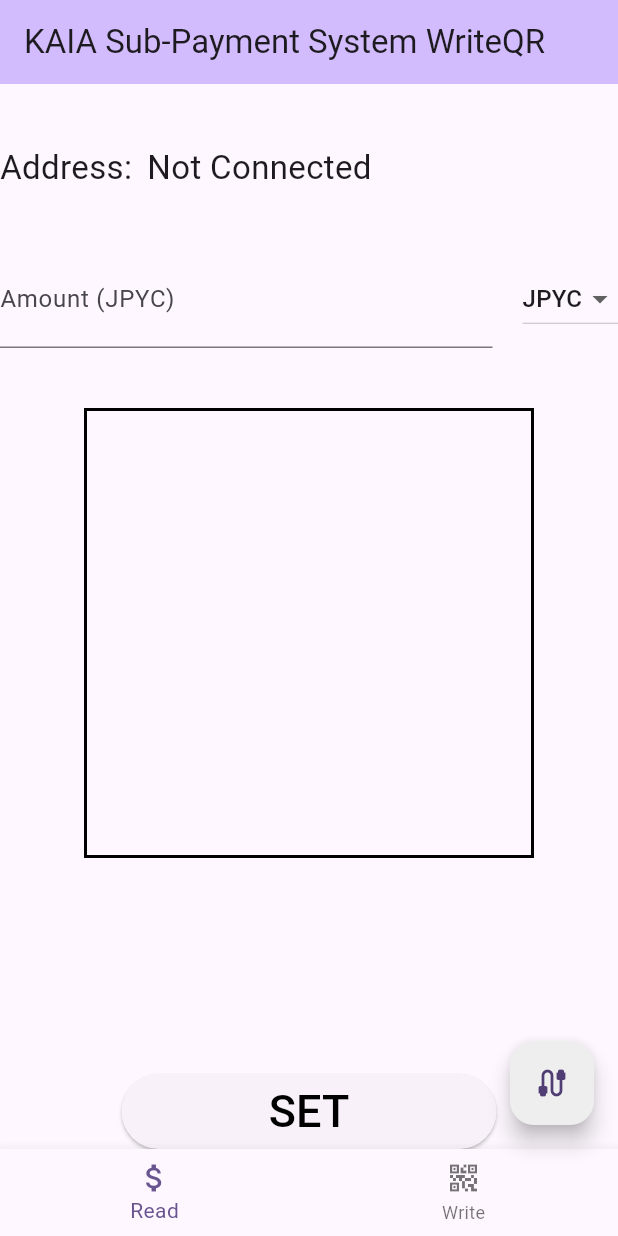
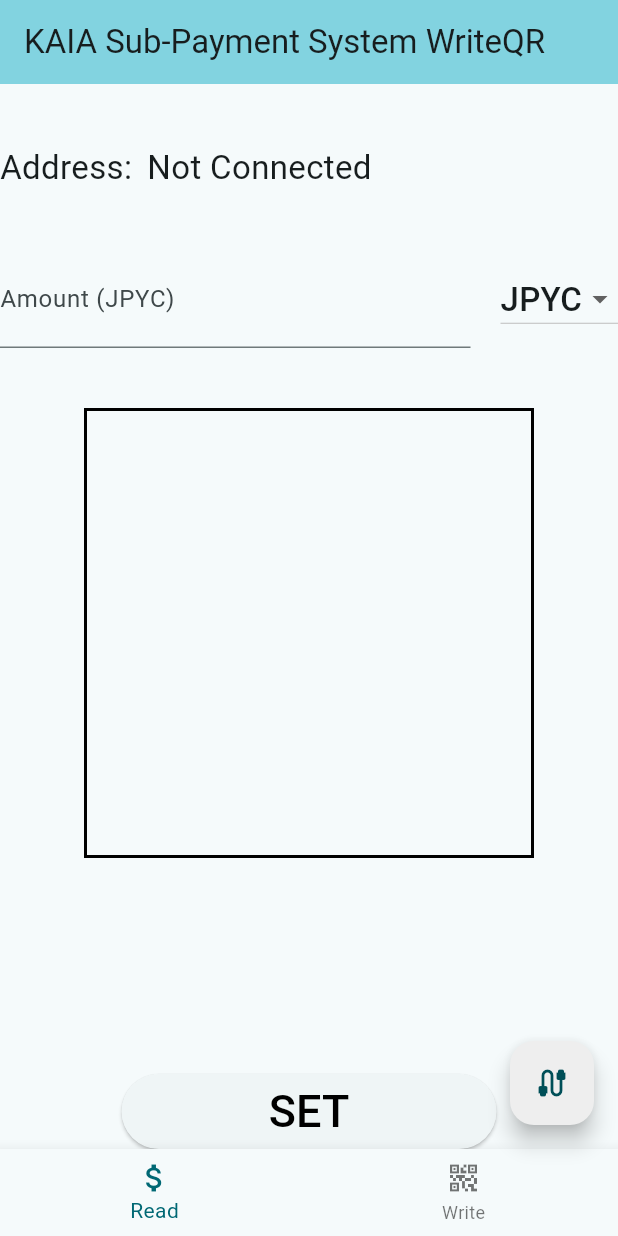
Before and after one commit to ChocoTanaka/kaia_subpayment_system, a Flutter app: the screen it shows after launch, on a phone screen of 412 x 824 dp. Run offline on Flutter 3.47's test engine with Material 3 defaults, Android fonts, the phone set to English and light mode, and no system bars; our stand-ins replace qr_flutter; missing offline and left inert: dart:js_interop, mobile_scanner.

```diff
--- a/lib/Page2.dart
+++ b/lib/Page2.dart
@@ -76,7 +76,12 @@
               items: stablecoin.values.map((stablecoin coin){
                 return DropdownMenuItem(
                   value: coin,
-                  child: Text(coin.Name), // enumに定義したラベルを表示
+                  child: Text(
+                      coin.Name,
+                      style: TextStyle(
+                        fontSize: 22,
+                      )
+                  ), // enumに定義したラベルを表示
                 );
               }).toList(),
               onChanged: (value) {
--- a/lib/main.dart
+++ b/lib/main.dart
@@ -20,7 +20,7 @@
     return MaterialApp(
       title: 'KAIA Stablecoin Sub-Payment System',
       theme: ThemeData(
-        colorScheme: ColorScheme.fromSeed(seedColor: Colors.deepPurple),
+        colorScheme: ColorScheme.fromSeed(seedColor: Colors.white38),
       ),
       home: const MPSs_Stateful(title: 'KAIA Payment Sub-system'),
     );
```
Also changed, not shown: 5 other files.
